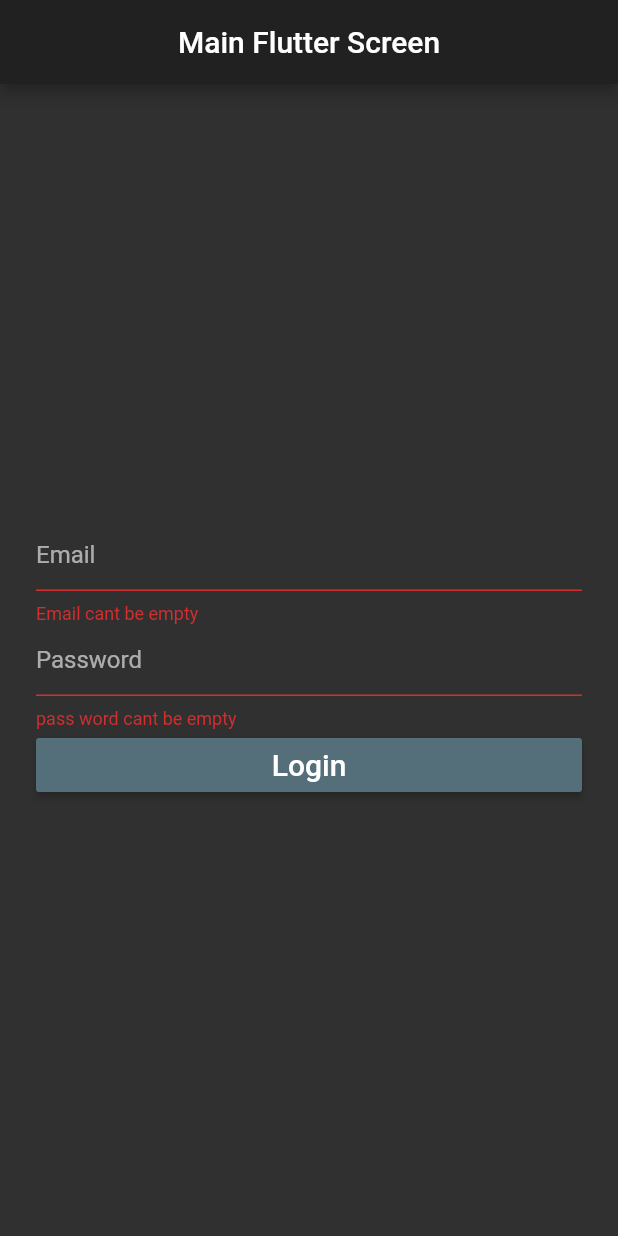
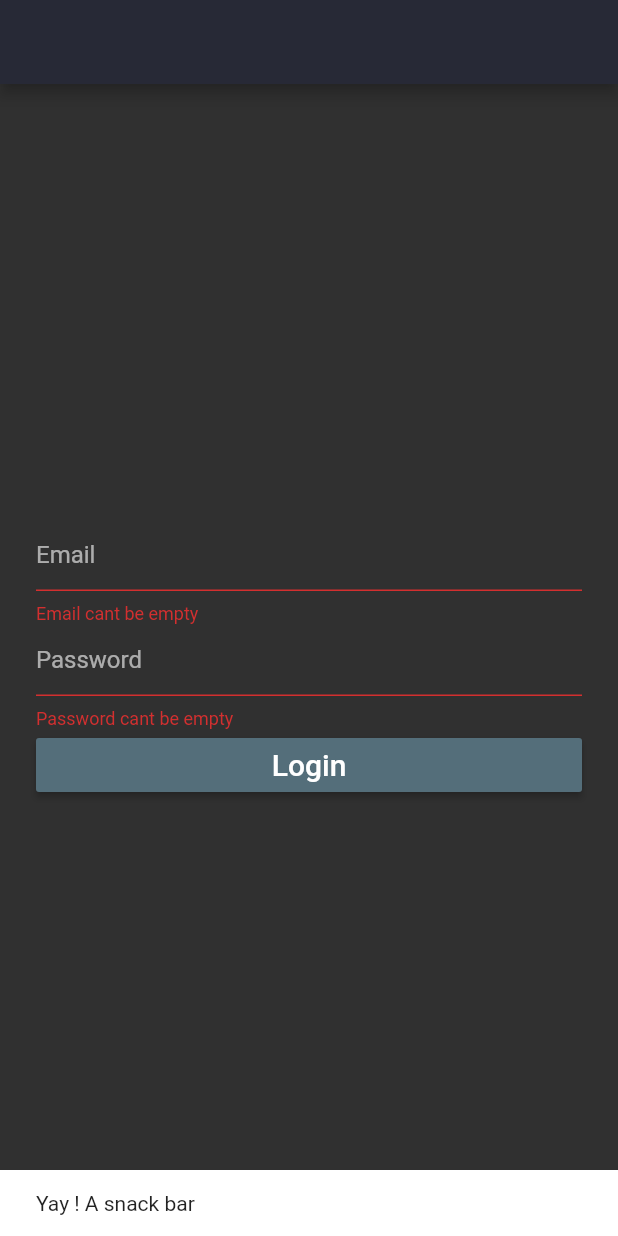
Before and after one commit to soniyaarockiya/platform_channel_demo, a Flutter app: the screen it shows after launch, after a tap on "Login", on a phone screen of 412 x 824 dp. Run offline on Flutter 3.47's test engine with Material 2 defaults, Android fonts, the phone set to English and light mode, and no system bars.

Commit message:
Pass Email entered by user to native side. In native use that email in notification. If notification sent , return true to flutter side , this will trigger the snack bar.

```diff
--- a/lib/formPage.dart
+++ b/lib/formPage.dart
@@ -1,6 +1,11 @@
 import 'package:flutter/material.dart';
-import 'package:flutter/services.dart';
 import 'Controller/triggerAndroid.dart';
+
+//REFERENCE :
+//https://flutter.dev/docs/development/platform-integration/platform-channels
+// https://www.youtube.com/watch?v=pwulMxlhdw8  ------- platform channel with android toast
+//https://www.youtube.com/watch?v=Qo2IxY9eDhw  ------- android notifications with channel for android 8.0 and above
+
 
 class FormPage extends StatefulWidget {
   @override
@@ -9,32 +14,28 @@ class FormPage extends StatefulWidget {
 
 class _FormPageState extends State<FormPage> {
   final formKey = new GlobalKey<FormState>();
+  final GlobalKey<ScaffoldState> _scaffoldKey = new GlobalKey<ScaffoldState>();
 
   String email;
   String password;
-
-  //Trigger obj
+  var _valueFromShowNotification = true;
   TriggerAndroid _triggerAndroid = new BaseTrigger();
 
   void _formSubmission() async {
     if (_triggerAndroid.validateAndSave(formKey)) {
+      var result = await _triggerAndroid.showNotification(email);
       setState(() {
         formKey.currentState.reset();
+        _valueFromShowNotification = result;
       });
-      await _triggerAndroid.showNotification();
-
-      //clear form after submission
-
     }
   }
 
   @override
   Widget build(BuildContext context) {
     return Scaffold(
-      appBar: AppBar(
-        title: Text('Main Flutter Screen'),
-        centerTitle: true,
-      ),
+      key: _scaffoldKey,
+      appBar: AppBar(),
       body: Padding(
         padding: EdgeInsets.symmetric(horizontal: 24.0),
         child: Form(
@@ -46,7 +47,6 @@ class _FormPageState extends State<FormPage> {
               TextFormField(
                 decoration: InputDecoration(
                   hintText: "Email",
-//                  labelText: "Enter your email"
                 ),
                 validator: (value) =>
                     value.isEmpty ? 'Email cant be empty' : null,
@@ -55,19 +55,31 @@ class _FormPageState extends State<FormPage> {
               TextFormField(
                 obscureText: true,
                 decoration: InputDecoration(
-//                    labelText: "Enter your email",
                   hintText: "Password",
                 ),
                 validator: (value) =>
-                    value.isEmpty ? 'pass word cant be empty' : null,
+                    value.isEmpty ? 'Password cant be empty' : null,
                 onSaved: (value) => password = value,
               ),
-              RaisedButton(
-                onPressed: _formSubmission,
-                child: Text(
-                  'Login',
-                  style: TextStyle(
-                    fontSize: 20.0,
+              Builder(
+                builder: (context) => RaisedButton(
+                  onPressed: () {
+                    //First validate the form
+                    _formSubmission();
+
+                    //Show snackBar if native side sends bool true after displaying notification
+                    if (_valueFromShowNotification) {
+                      _scaffoldKey.currentState.showSnackBar(SnackBar(
+                        content: Text("Yay ! A snack bar"),
+                        duration: Duration(seconds: 5),
+                      ));
+                    }
+                  },
+                  child: Text(
+                    'Login',
+                    style: TextStyle(
+                      fontSize: 20.0,
+                    ),
                   ),
                 ),
               ),
--- a/lib/main.dart
+++ b/lib/main.dart
@@ -1,9 +1,9 @@
 import 'package:flutter/material.dart';
 import 'package:platformchanneldemo/formPage.dart';
 
+//REFERENCE:
 //https://flutter.dev/docs/development/platform-integration/platform-channels
 // https://www.youtube.com/watch?v=pwulMxlhdw8  ------- platform channel with android toast
-//
 //https://www.youtube.com/watch?v=Qo2IxY9eDhw  ------- android notifications with channel for android 8.0 and above
 
 
@@ -20,6 +20,8 @@ class MyApp extends StatelessWidget {
       theme: ThemeData(
         primarySwatch: Colors.blueGrey,
         brightness: Brightness.dark,
+        primaryColor: Color(0xff272936),
+        accentColor: Color(0xff3d3f50),
 
 
       ),
```
Also changed, not shown: lib/Controller/triggerAndroid.dart (+8 -9 lines), 2 other files.
